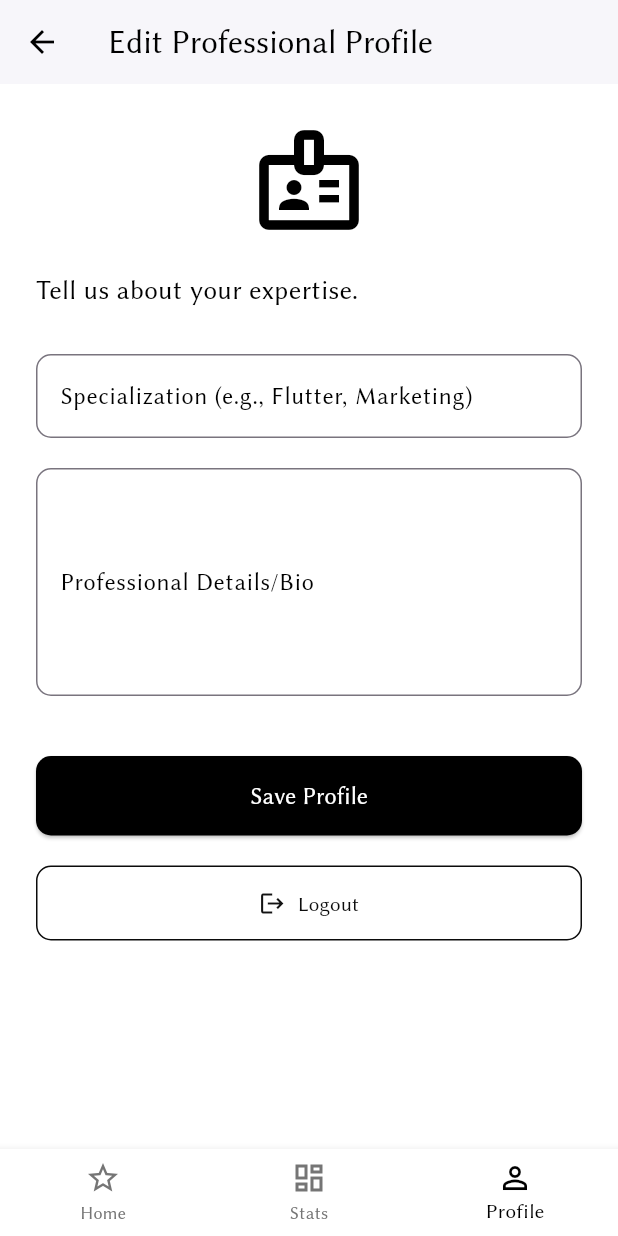
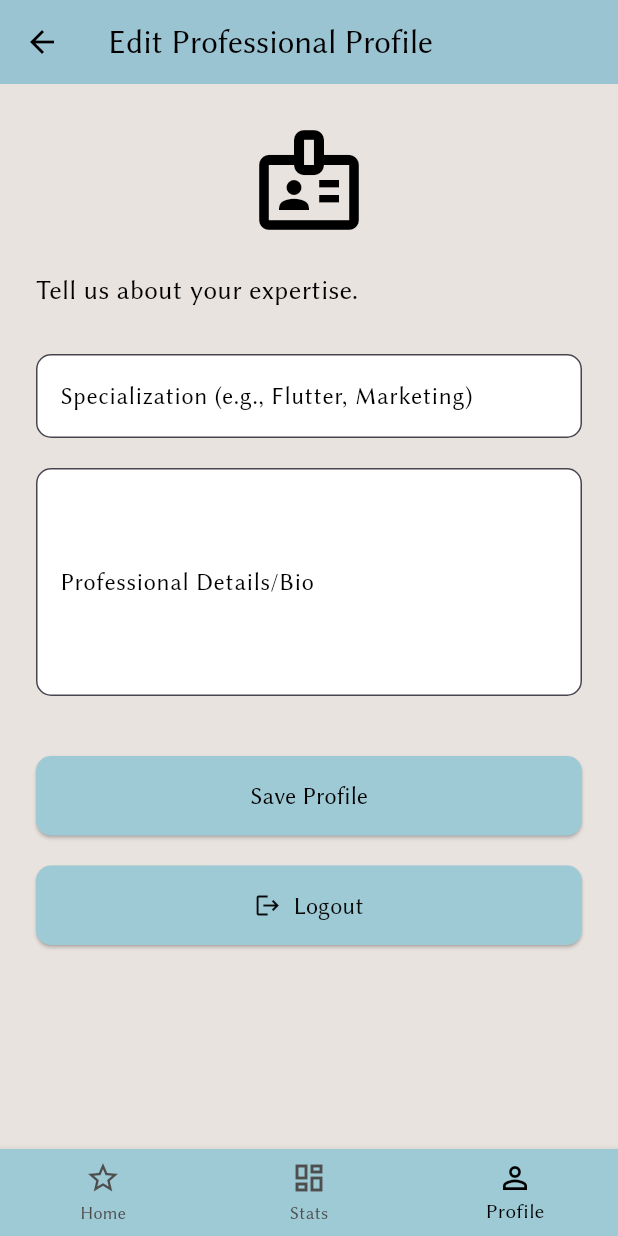
Before and after one commit to POOJAELANGO03/ZENTASK, a Flutter app: the TrainerDashboardScreen screen opened directly, item 3 of the bottom bar chosen, on a phone screen of 412 x 824 dp. Run offline on Flutter 3.47's test engine with Material 3 defaults, Android fonts, the phone set to English and light mode, and no system bars; our stand-ins replace cloud_firestore, firebase_auth, firebase_core, flutter_riverpod, google_sign_in, image_picker and 2 more; accounts and stored records are empty.

Commit message:
Refactor: Alter UI- Trainer Module

```diff
--- a/lib/modules/course/view/trainer_dashboard_screen.dart
+++ b/lib/modules/course/view/trainer_dashboard_screen.dart
@@ -1,4 +1,4 @@
-// lib/modules/course/view/trainer_dashboard_screen.dart (FINAL INTEGRATED CODE)
+// lib/modules/course/view/trainer_dashboard_screen.dart (ALTERED - New Theme & Inversions)
 
 import 'package:flutter/material.dart';
 import 'package:flutter_riverpod/flutter_riverpod.dart';
@@ -10,6 +10,12 @@ import '../model/course_model.dart';
 import 'course_creation_screen.dart';
 import 'course_edit_screen.dart';
 import 'trainer_profile_screen.dart';
+import '../viewmodel/progress_provider.dart';
+import '../model/video_lesson_model.dart';
+
+// 🔑 New Theme Colors
+const Color primaryColor = Color(0xFF9ECAD6);
+const Color backgroundColor = Color(0xFFE9E3DF);
 
 // --- 1. Dashboard Wrapper (Stateful for Navigation) ---
 
@@ -33,7 +39,7 @@ class _TrainerDashboardScreenState extends ConsumerState<TrainerDashboardScreen>
     ];
 
     return Scaffold(
-      backgroundColor: Colors.white,
+      backgroundColor: backgroundColor, // 🔑 NEW SCAFFOLD BACKGROUND
 
       body: _screens[_currentIndex],
 
@@ -43,14 +49,15 @@ class _TrainerDashboardScreenState extends ConsumerState<TrainerDashboardScreen>
               onPressed: () {
                 Navigator.push(context, MaterialPageRoute(builder: (_) => const CourseCreationScreen()));
               },
+              // 🔑 FAB Color Inversion: Black text/icon on Soft Teal background
               label: const Text('New Course', style: TextStyle(color: Colors.black)),
               icon: const Icon(Icons.add, color: Colors.black),
-              backgroundColor: Colors.white,
-              shape: RoundedRectangleBorder(borderRadius: BorderRadius.circular(10), side: const BorderSide(color: Colors.black, width: 1.5)),
+              backgroundColor: primaryColor,
+              shape: RoundedRectangleBorder(borderRadius: BorderRadius.circular(10), side: BorderSide(color: primaryColor, width: 1.5)),
             )
           : null,
 
-      // Bottom Navigation Bar Implementation (White Background)
+      // Bottom Navigation Bar Implementation
       bottomNavigationBar: BottomNavigationBar(
         currentIndex: _currentIndex,
         onTap: (index) {
@@ -58,9 +65,9 @@ class _TrainerDashboardScreenState extends ConsumerState<TrainerDashboardScreen>
             _currentIndex = index;
           });
         },
-        backgroundColor: Colors.white,
-        selectedItemColor: Colors.black,
-        unselectedItemColor: Colors.grey.shade600,
+        backgroundColor: primaryColor,
+        selectedItemColor: Colors.black, // 🔑 NEW SELECTED COLOR
+        unselectedItemColor: const Color.fromARGB(255, 79, 78, 78),
         type: BottomNavigationBarType.fixed,
         elevation: 5,
         items: const [
@@ -105,7 +112,7 @@ class TrainerDashboardView extends ConsumerWidget {
       decoration: BoxDecoration(
         color: Colors.white,
         borderRadius: BorderRadius.circular(12),
-        border: Border.all(color: Colors.black),
+        border: Border.all(color: primaryColor), // 🔑 NEW BORDER COLOR
       ),
       child: Column(
         crossAxisAlignment: CrossAxisAlignment.start,
@@ -122,13 +129,13 @@ class TrainerDashboardView extends ConsumerWidget {
     return Card(
       color: Colors.white,
       elevation: 2,
-      shape: RoundedRectangleBorder(borderRadius: BorderRadius.circular(10), side: const BorderSide(color: Colors.black)),
+      shape: RoundedRectangleBorder(borderRadius: BorderRadius.circular(10), side: BorderSide(color: primaryColor)), // 🔑 NEW BORDER COLOR
       margin: const EdgeInsets.only(bottom: 15),
       child: ListTile(
-        leading: const Icon(Icons.view_list_sharp, color: Colors.black),
+        leading: Icon(Icons.view_list_sharp, color: primaryColor), // 🔑 NEW ICON COLOR
         title: Text(course.title, style: const TextStyle(fontWeight: FontWeight.bold, color: Colors.black)),
         subtitle: Text('${course.category} | ${course.lessonCount} Lessons', style: TextStyle(color: Colors.grey.shade700)),
-        trailing: const Icon(Icons.edit, color: Colors.black),
+        trailing: Icon(Icons.edit, color: primaryColor), // 🔑 NEW ICON COLOR
         onTap: () {
           Navigator.push(
             context,
@@ -155,9 +162,9 @@ class TrainerDashboardView extends ConsumerWidget {
         SliverAppBar(
           title: const Text('COURSEHIVE', style: TextStyle(fontWeight: FontWeight.bold, color: Colors.black)),
           pinned: true,
-          backgroundColor: Colors.white,
+          backgroundColor: primaryColor, // 🔑 NEW APP BAR COLOR
           elevation: 1,
-          actions: const [
+          actions: [
             // Logout button is intentionally absent from App Bar
           ],
         ),
@@ -220,9 +227,9 @@ class TrainerStatsView extends ConsumerWidget {
     return Container(
       padding: const EdgeInsets.all(20),
       decoration: BoxDecoration(
-        color: Colors.grey.shade50,
-        borderRadius: BorderRadius.circular(10),
-        border: Border.all(color: color, width: 2),
+        color: Colors.white,
+        borderRadius: BorderRadius.circular(12),
+        border: Border.all(color: color, width: 2), // Uses accent color for border
       ),
       child: Row(
         mainAxisAlignment: MainAxisAlignment.spaceBetween,
@@ -232,7 +239,7 @@ class TrainerStatsView extends ConsumerWidget {
             children: [
               Text(title, style: const TextStyle(fontSize: 16, color: Colors.black)),
               const SizedBox(height: 8),
-              Text(value, style: const TextStyle(fontSize: 34, fontWeight: FontWeight.bold, color: Colors.black)),
+              Text(value, style: const TextStyle(fontSize: 34, fontWeight: FontWeight.w900, color: Colors.black)),
             ],
           ),
           Icon(icon, size: 40, color: color),
@@ -277,17 +284,16 @@ class TrainerStatsView extends ConsumerWidget {
   Widget build(BuildContext context, WidgetRef ref) {
     final state = ref.watch(trainerCourseViewModelProvider);
 
-    // 🔑 Neutral Accent Color for B&W compliance
-    const Color neutralAccent = Colors.black;
+    const Color accentColor = primaryColor; // Use the primary color for stats accent
 
     return Scaffold(
+      backgroundColor: backgroundColor, // 🔑 NEW BACKGROUND
       appBar: AppBar(
         title: const Text('Statistics & Analytics', style: TextStyle(color: Colors.black)),
-        backgroundColor: Colors.white,
+        backgroundColor: primaryColor, // 🔑 NEW APP BAR COLOR
         elevation: 1,
         iconTheme: const IconThemeData(color: Colors.black),
       ),
-      backgroundColor: Colors.white,
       body: state.isLoading
           ? const Center(child: CircularProgressIndicator(color: Colors.black))
           : SingleChildScrollView(
@@ -303,7 +309,7 @@ class TrainerStatsView extends ConsumerWidget {
                     title: 'Total Enrollments',
                     value: state.totalEnrollment.toString(),
                     icon: Icons.group_add_outlined,
-                    color: neutralAccent,
+                    color: accentColor,
                   ),
                   const SizedBox(height: 15),
 
@@ -312,7 +318,7 @@ class TrainerStatsView extends ConsumerWidget {
                     title: 'Active Courses',
                     value: state.trainerCourses.length.toString(),
                     icon: Icons.view_list_sharp,
-                    color: Colors.black,
+                    color: accentColor,
                   ),
                   const SizedBox(height: 40),
 
@@ -330,7 +336,7 @@ class TrainerStatsView extends ConsumerWidget {
                         course: course,
                         enrollment: course.enrolledLearners,
                         completionRate: completionRate,
-                        color: neutralAccent,
+                        color: accentColor,
                       );
                     }).toList(),
                 ],
--- a/lib/modules/course/view/trainer_profile_screen.dart
+++ b/lib/modules/course/view/trainer_profile_screen.dart
@@ -1,9 +1,13 @@
-// lib/modules/course/view/trainer_profile_screen.dart (FINAL CORRECTED CODE WITH LOGOUT)
+// lib/modules/course/view/trainer_profile_screen.dart (FINAL CORRECTED CODE WITH NEW THEME)
 
 import 'package:flutter/material.dart';
 import 'package:flutter_riverpod/flutter_riverpod.dart';
-import '../../../providers.dart'; // 🔑 Import providers for firebaseAuthServiceProvider
+import '../../../providers.dart';
 import '../viewmodel/trainer_course_viewmodel.dart';
+
+// 🔑 New Theme Colors (Re-defined for scope safety, although ideally global)
+const Color primaryColor = Color(0xFF9ECAD6);
+const Color backgroundColor = Color(0xFFE9E3DF);
 
 class TrainerProfileScreen extends ConsumerStatefulWidget {
   const TrainerProfileScreen({super.key});
@@ -40,7 +44,6 @@ class _TrainerProfileScreenState extends ConsumerState<TrainerProfileScreen> {
         ScaffoldMessenger.of(context).showSnackBar(
           const SnackBar(content: Text('Profile details saved successfully!')),
         );
-        // Do NOT pop here, as the screen is part of the Bottom Nav Bar
       }
     }
   }
@@ -50,10 +53,10 @@ class _TrainerProfileScreenState extends ConsumerState<TrainerProfileScreen> {
     final state = ref.watch(trainerCourseViewModelProvider);
 
     return Scaffold(
-      backgroundColor: Colors.white,
+      backgroundColor: backgroundColor, // 🔑 NEW BACKGROUND
       appBar: AppBar(
         title: const Text('Edit Professional Profile', style: TextStyle(color: Colors.black)),
-        backgroundColor: Colors.white,
+        backgroundColor: primaryColor, // 🔑 NEW APP BAR COLOR
         elevation: 1,
         iconTheme: const IconThemeData(color: Colors.black),
       ),
@@ -95,29 +98,38 @@ class _TrainerProfileScreenState extends ConsumerState<TrainerProfileScreen> {
               ElevatedButton(
                 onPressed: state.isLoading ? null : _saveProfile,
                 style: ElevatedButton.styleFrom(
-                  backgroundColor: Colors.black,
-                  padding: const EdgeInsets.symmetric(vertical: 15),
+                  backgroundColor: primaryColor,
+                  padding: const EdgeInsets.symmetric(vertical: 15), // Shared Padding
                   shape: RoundedRectangleBorder(borderRadius: BorderRadius.circular(10)),
                 ),
                 child: state.isLoading
                     ? const SizedBox(width: 20, height: 20, child: CircularProgressIndicator(color: Colors.white, strokeWidth: 2))
-                    : const Text('Save Profile', style: TextStyle(fontSize: 16, color: Colors.white)),
+                    : const Text('Save Profile', style: TextStyle(fontSize: 16, color: Colors.black)), // Text color changed to black for contrast
               ),
 
               const SizedBox(height: 20),
 
-              // 🔑 2. LOGOUT BUTTON IMPLEMENTATION
-              OutlinedButton.icon(
+              // 2. LOGOUT BUTTON FIX: Change to ElevatedButton and align style
+              ElevatedButton(
                 onPressed: () {
-                  // Calls the sign out service via Riverpod provider
                   ref.read(firebaseAuthServiceProvider).signOut();
                 },
-                icon: const Icon(Icons.logout, color: Color.fromARGB(255, 19, 19, 19)),
-                label: const Text('Logout', style: TextStyle(color: Color.fromARGB(255, 13, 13, 13))),
-                style: OutlinedButton.styleFrom(
-                  side: const BorderSide(color: Color.fromARGB(255, 11, 11, 11)),
+                style: ElevatedButton.styleFrom(
+                  // 🔑 FIX: Use the primary color background for matching box alignment
+                  backgroundColor: primaryColor,
+                  // 🔑 FIX: Ensure padding matches the Save button exactly
                   padding: const EdgeInsets.symmetric(vertical: 15),
                   shape: RoundedRectangleBorder(borderRadius: BorderRadius.circular(10)),
+                  // To retain the red text/icon look, we use the foregroundColor property
+                  foregroundColor: const Color.fromARGB(255, 9, 9, 9),
+                ),
+                child: const Row(
+                    mainAxisAlignment: MainAxisAlignment.center,
+                    children: [
+                        Icon(Icons.logout, color: Color.fromARGB(255, 9, 9, 9)),
+                        SizedBox(width: 8),
+                        Text('Logout', style: TextStyle(color: Color.fromARGB(255, 9, 9, 9), fontSize: 16)),
+                    ],
                 ),
               ),
             ],
@@ -131,8 +143,11 @@ class _TrainerProfileScreenState extends ConsumerState<TrainerProfileScreen> {
     return InputDecoration(
       labelText: label,
       labelStyle: const TextStyle(color: Colors.black),
-      border: OutlineInputBorder(borderRadius: BorderRadius.circular(10), borderSide: const BorderSide(color: Colors.black)),
-      focusedBorder: OutlineInputBorder(borderRadius: BorderRadius.circular(10), borderSide: const BorderSide(color: Colors.black, width: 2)),
+      // 🔑 NEW INPUT FIELD STYLING
+      fillColor: Colors.white,
+      filled: true,
+      border: OutlineInputBorder(borderRadius: BorderRadius.circular(10), borderSide: BorderSide(color: primaryColor)),
+      focusedBorder: OutlineInputBorder(borderRadius: BorderRadius.circular(10), borderSide: BorderSide(color: primaryColor, width: 2)),
     );
   }
 
```
Also changed, not shown: lib/modules/course/view/course_creation_screen.dart (+16 -11 lines), lib/modules/course/view/course_edit_screen.dart (+49 -25 lines), lib/modules/course/view/lesson_upload_screen.dart (+19 -14 lines).
